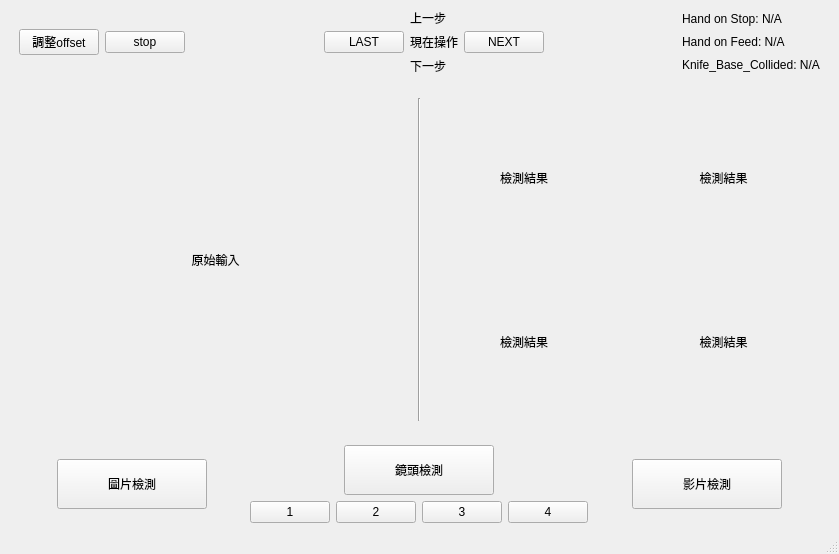
wade00754/pmc-5axis-yolo, file pmc_5axis_yolo/ui/main_window.ui: the form before one commit.
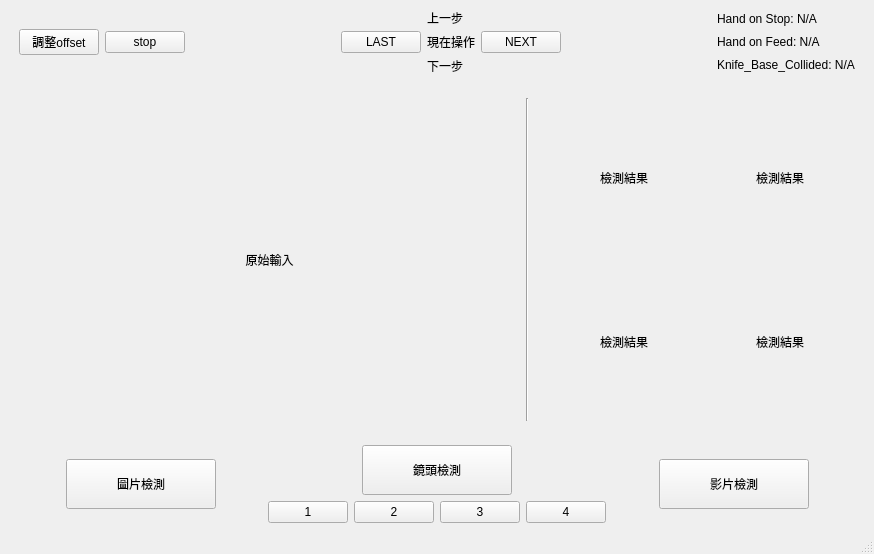
The form after the commit.

The edit to the form file:
```diff
--- a/pmc_5axis_yolo/ui/main_window.ui
+++ b/pmc_5axis_yolo/ui/main_window.ui
@@ -14,10 +14,88 @@
    <string>MainWindow</string>
   </property>
   <widget class="QWidget" name="centralwidget">
+   <layout class="QGridLayout" name="gridLayout_3">
+    <item row="1" column="2">
+     <spacer name="verticalSpacer">
+      <property name="orientation">
+       <enum>Qt::Orientation::Vertical</enum>
+      </property>
+      <property name="sizeType">
+       <enum>QSizePolicy::Policy::Fixed</enum>
+      </property>
+      <property name="sizeHint" stdset="0">
+       <size>
+        <width>17</width>
+        <height>17</height>
+       </size>
+      </property>
+     </spacer>
+    </item>
+    <item row="2" column="2">
+     <widget class="Line" name="line">
+      <property name="sizePolicy">
+       <sizepolicy hsizetype="Fixed" vsizetype="Expanding">
+        <horstretch>0</horstretch>
+        <verstretch>0</verstretch>
+       </sizepolicy>
+      </property>
+      <property name="minimumSize">
+       <size>
+        <width>0</width>
+        <height>0</height>
+       </size>
+      </property>
+      <property name="orientation">
+       <enum>Qt::Orientation::Vertical</enum>
+      </property>
+     </widget>
+    </item>
+    <item row="3" column="2">
+     <spacer name="verticalSpacer_2">
+      <property name="orientation">
+       <enum>Qt::Orientation::Vertical</enum>
+      </property>
+      <property name="sizeType">
+       <enum>QSizePolicy::Policy::Fixed</enum>
+      </property>
+      <property name="sizeHint" stdset="0">
+       <size>
+        <width>17</width>
+        <height>18</height>
+       </size>
+      </property>
+     </spacer>
+    </item>
+    <item row="2" column="1">
    <layout class="QGridLayout" name="gridLayout_2">
-    <item row="0" column="1" rowspan="2">
-     <layout class="QVBoxLayout" name="verticalLayout_4">
-      <item>
+      <item row="0" column="1">
+       <widget class="QLabel" name="input_media">
+        <property name="sizePolicy">
+         <sizepolicy hsizetype="Expanding" vsizetype="Expanding">
+          <horstretch>0</horstretch>
+          <verstretch>0</verstretch>
+         </sizepolicy>
+        </property>
+        <property name="minimumSize">
+         <size>
+          <width>150</width>
+          <height>125</height>
+         </size>
+        </property>
+        <property name="text">
+         <string>原始輸入</string>
+        </property>
+        <property name="scaledContents">
+         <bool>true</bool>
+        </property>
+        <property name="alignment">
+         <set>Qt::AlignmentFlag::AlignCenter</set>
+        </property>
+       </widget>
+      </item>
+     </layout>
+    </item>
+    <item row="0" column="1" colspan="4">
        <layout class="QHBoxLayout" name="horizontalLayout_2">
         <item>
          <layout class="QHBoxLayout" name="horizontalLayout">
@@ -159,69 +237,7 @@
         </item>
        </layout>
       </item>
-      <item>
-       <spacer name="verticalSpacer">
-        <property name="orientation">
-         <enum>Qt::Orientation::Vertical</enum>
-        </property>
-        <property name="sizeType">
-         <enum>QSizePolicy::Policy::Fixed</enum>
-        </property>
-        <property name="sizeHint" stdset="0">
-         <size>
-          <width>17</width>
-          <height>17</height>
-         </size>
-        </property>
-       </spacer>
-      </item>
-      <item>
-       <layout class="QHBoxLayout" name="horizontalLayout_4">
-        <item>
-         <widget class="QLabel" name="input_media">
-          <property name="sizePolicy">
-           <sizepolicy hsizetype="Expanding" vsizetype="Expanding">
-            <horstretch>0</horstretch>
-            <verstretch>0</verstretch>
-           </sizepolicy>
-          </property>
-          <property name="minimumSize">
-           <size>
-            <width>150</width>
-            <height>125</height>
-           </size>
-          </property>
-          <property name="text">
-           <string>原始輸入</string>
-          </property>
-          <property name="scaledContents">
-           <bool>true</bool>
-          </property>
-          <property name="alignment">
-           <set>Qt::AlignmentFlag::AlignCenter</set>
-          </property>
-         </widget>
-        </item>
-        <item>
-         <widget class="Line" name="line">
-          <property name="sizePolicy">
-           <sizepolicy hsizetype="Fixed" vsizetype="Expanding">
-            <horstretch>0</horstretch>
-            <verstretch>0</verstretch>
-           </sizepolicy>
-          </property>
-          <property name="minimumSize">
-           <size>
-            <width>0</width>
-            <height>0</height>
-           </size>
-          </property>
-          <property name="orientation">
-           <enum>Qt::Orientation::Vertical</enum>
-          </property>
-         </widget>
-        </item>
-        <item>
+    <item row="2" column="3" colspan="2">
          <layout class="QGridLayout" name="gridLayout">
           <item row="0" column="0">
            <widget class="QLabel" name="output_media">
@@ -325,25 +341,7 @@
           </item>
          </layout>
         </item>
-       </layout>
-      </item>
-      <item>
-       <spacer name="verticalSpacer_2">
-        <property name="orientation">
-         <enum>Qt::Orientation::Vertical</enum>
-        </property>
-        <property name="sizeType">
-         <enum>QSizePolicy::Policy::Fixed</enum>
-        </property>
-        <property name="sizeHint" stdset="0">
-         <size>
-          <width>17</width>
-          <height>18</height>
-         </size>
-        </property>
-       </spacer>
-      </item>
-      <item>
+    <item row="4" column="1" colspan="4">
        <layout class="QHBoxLayout" name="horizontalLayout_5">
         <item>
          <spacer name="horizontalSpacer_5">
@@ -492,9 +490,7 @@
         </item>
        </layout>
       </item>
-     </layout>
-    </item>
-    <item row="0" column="2">
+    <item row="2" column="5">
      <spacer name="horizontalSpacer_7">
       <property name="orientation">
        <enum>Qt::Orientation::Horizontal</enum>
@@ -510,7 +506,7 @@
       </property>
      </spacer>
     </item>
-    <item row="1" column="0">
+    <item row="2" column="0">
      <spacer name="horizontalSpacer_6">
       <property name="orientation">
        <enum>Qt::Orientation::Horizontal</enum>
```
Left out of the diff: 54 changed lines with no effect on the pictures. Lines whose indentation alone changed are shown as unchanged.
